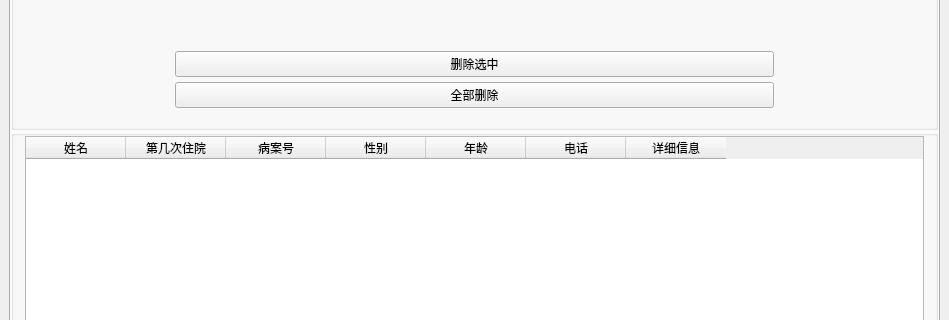
Old version of the form assets/main.ui in the repository termtate/milvus-frontend; both pictures show x 0 to 949 and y 341 to 661 of the 949 by 836 pixel window.
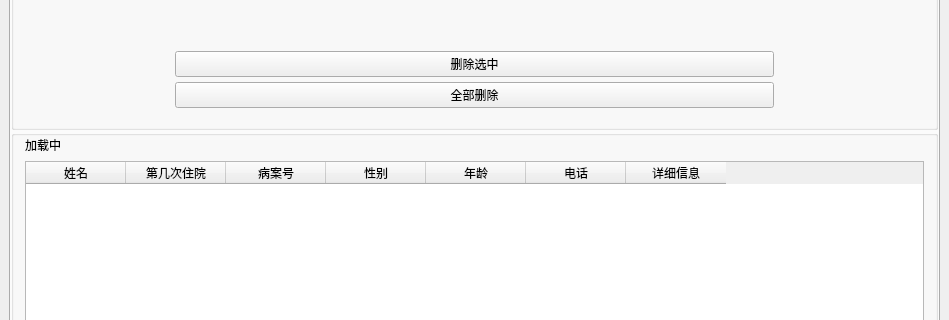
New version of the form. Icons and pictures are not drawn.

Patch:
```diff
--- a/assets/main.ui
+++ b/assets/main.ui
@@ -832,7 +832,7 @@
           <property name="title">
            <string/>
           </property>
-          <layout class="QVBoxLayout" name="verticalLayout_2" stretch="10">
+          <layout class="QVBoxLayout" name="verticalLayout_2" stretch="0,0">
            <property name="spacing">
             <number>7</number>
            </property>
@@ -848,8 +848,27 @@
            <property name="bottomMargin">
             <number>0</number>
            </property>
+           <item>
+            <widget class="QLabel" name="loading_label">
+             <property name="enabled">
+              <bool>true</bool>
+             </property>
+             <property name="layoutDirection">
+              <enum>Qt::LeftToRight</enum>
+             </property>
+             <property name="text">
+              <string>加载中</string>
+             </property>
+             <property name="margin">
+              <number>0</number>
+             </property>
+            </widget>
+           </item>
            <item>
             <widget class="QTableWidget" name="table">
+             <property name="enabled">
+              <bool>true</bool>
+             </property>
              <property name="defaultDropAction">
               <enum>Qt::IgnoreAction</enum>
              </property>
```
Left out of the diff: 12 changed lines with no effect on the pictures.
